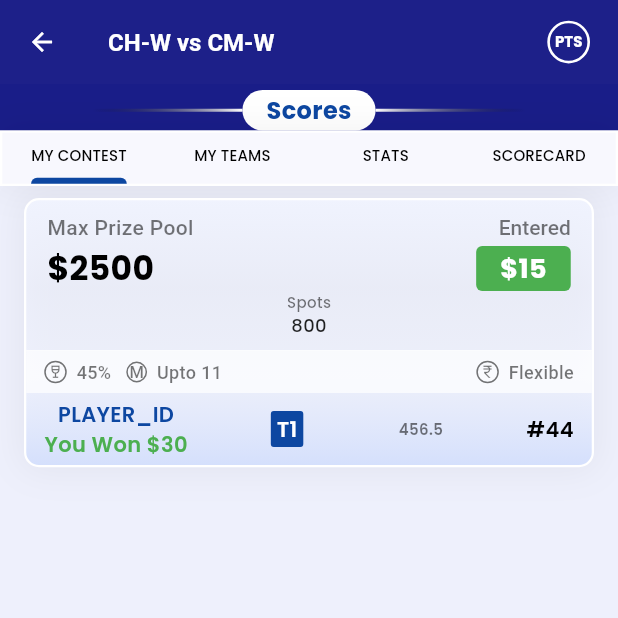
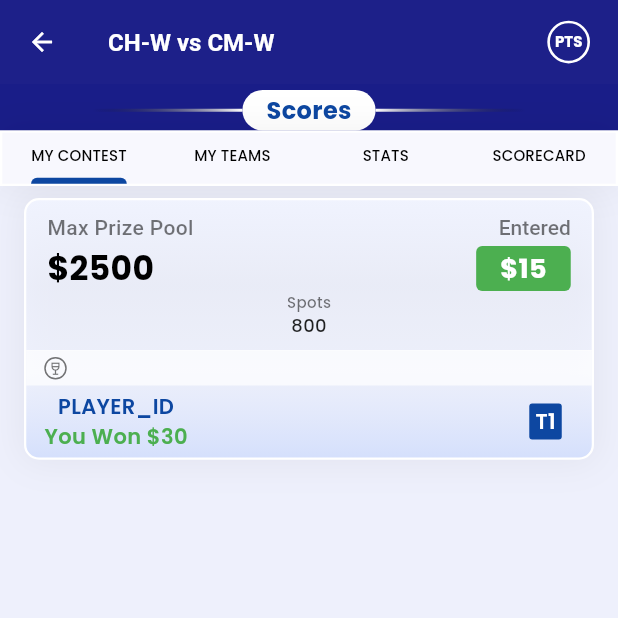
Before and after one commit to hrudayaditya/TeamX, a Flutter app: the CompleteMatchContestDetails screen opened directly, on a phone screen of 412 x 824 dp, the top half of it. Run offline on Flutter 3.47's test engine with Material 3 defaults, Android fonts, the phone set to English and light mode, and no system bars; our stand-ins replace another_flushbar, auto_size_text, flutter_secure_storage, fluttertoast, google_fonts, pinput; missing offline and left inert: borders, telephony; accounts and stored records are empty; Roboto replaces fonts that are missing (Assistant).

Commit message:
Refactor MyContestCard to include full contest details and improve layout consistency

```diff
--- a/TeamX/lib/view/fantasy/widgets/my_contest_card.dart
+++ b/TeamX/lib/view/fantasy/widgets/my_contest_card.dart
@@ -1,27 +1,29 @@
 import 'package:flutter/material.dart';
 import 'package:google_fonts/google_fonts.dart';
-
 import '../../../res/app_text_style.dart';
 import '../../../res/color.dart';
 import '../match_fantsay_page.dart';
 
 class MyContestCard extends StatelessWidget {
-  final String id; // <-- Add this
+  final String id; // Contest ID
   final int prize;
   final int entry;
   final int totalSpots;
   final int filledSpots;
   final List<Map<String, String>> teams;
   final bool isFinished;
+  final Map<String, dynamic> contest; // Full contest details
+
   MyContestCard({
     super.key,
-    required this.id, // <-- Add this
+    required this.id,
     required this.prize,
     required this.entry,
     required this.totalSpots,
     required this.filledSpots,
     required this.teams,
     required this.isFinished,
+    required this.contest,
   });
 
   @override
@@ -30,12 +32,16 @@ class MyContestCard extends StatelessWidget {
     return Container(
       margin: EdgeInsets.symmetric(vertical: 8, horizontal: 16),
       decoration: BoxDecoration(
-        gradient: LinearGradient(colors: [
+        gradient: LinearGradient(
+          colors: [
             Color(0xffd4dffc),
             Color(0xbff0f3fe),
             Color(0x80f0f3fe),
             Color(0xfff0f3fe),
-        ], begin: Alignment.bottomCenter, end: Alignment.topCenter),
+          ],
+          begin: Alignment.bottomCenter,
+          end: Alignment.topCenter,
+        ),
         color: Color(0xfff8f8fe),
         borderRadius: BorderRadius.circular(10),
         border: Border.all(width: 1.5, color: Colors.white),
@@ -48,6 +54,7 @@ class MyContestCard extends StatelessWidget {
       ),
       child: Column(
         children: [
+          // Contest summary info
           Padding(
             padding: EdgeInsets.only(top: 8, left: 14, right: 14),
             child: Column(
@@ -74,30 +81,28 @@ class MyContestCard extends StatelessWidget {
                           ),
                         ],
                       ),
-                    )
+                    ),
                   ],
                 ),
-                SizedBox(
-                  height: 2,
-                ),
+                SizedBox(height: 2),
                 Row(
                   children: [
                     Text("\$${prize}",
                         style: AppTextStyles.terniaryStyle(
                             22.0, Colors.black, FontWeight.w700)),
                     Spacer(),
+                    // Navigate to MatchFantasyPage with full contest details.
                     GestureDetector(
                       onTap: () {
                         Navigator.of(context).push(MaterialPageRoute(
                           builder: (context) => MatchFantasyPage(
                             contestId: id,
-                            contest: {}, // pass the complete contest details
+                            contest: contest,
                           ),
                         ));
                       },
                       child: Container(
-                        padding:
-                        EdgeInsets.symmetric(vertical: 2, horizontal: 16),
+                        padding: EdgeInsets.symmetric(vertical: 2, horizontal: 16),
                         decoration: BoxDecoration(
                           color: AppColors.green,
                           borderRadius: BorderRadius.circular(4),
@@ -115,31 +120,24 @@ class MyContestCard extends StatelessWidget {
                     ? spotsFillBar(width, filledSpots, totalSpots)
                     : Column(
                         children: [
-                    Text(
-                      'Spots',
+                          Text('Spots',
                               style: AppTextStyles.terniaryStyle(
-                          10, Colors.black54, FontWeight.w500),
-                    ),
-                    Text(
-                      '${totalSpots}',
+                                  10, Colors.black54, FontWeight.w500)),
+                          Text('${totalSpots}',
                               style: AppTextStyles.terniaryStyle(
-                          12, Colors.black87, FontWeight.w500),
-                    ),
+                                  12, Colors.black87, FontWeight.w500)),
                         ],
                       ),
               ],
             ),
           ),
-          SizedBox(
-            height: 8,
-          ),
+          SizedBox(height: 8),
+          // Details row
           Container(
             padding: EdgeInsets.symmetric(vertical: 4, horizontal: 12),
             decoration: BoxDecoration(
               color: Colors.white70,
-              border: Border(
-                top: BorderSide(width: 0.5, color: Colors.white),
-              ),
+              border: Border(top: BorderSide(width: 0.5, color: Colors.white)),
             ),
             child: Row(
               children: [
@@ -147,75 +145,51 @@ class MyContestCard extends StatelessWidget {
                   padding: EdgeInsets.all(1),
                   decoration: BoxDecoration(
                     shape: BoxShape.circle,
-                      border: Border.all(
-                        color: Colors.black54,
-                        width: 1,
-                      )),
-                  child: Icon(
-                    Icons.wine_bar_outlined,
-                    color: Colors.black54,
-                    size: 11,
+                    border: Border.all(color: Colors.black54, width: 1),
                   ),
+                  child: Icon(Icons.wine_bar_outlined, color: Colors.black54, size: 11),
                 ),
-                Text("  45%",
-                    style: AppTextStyles.primaryStyle(
-                        12.0, Colors.black54, FontWeight.w500)),
-                SizedBox(
-                  width: 10,
-                ),
-                Container(
-                    padding: EdgeInsets.all(1),
-                    decoration: BoxDecoration(
-                        shape: BoxShape.circle,
-                        border: Border.all(
-                          color: Colors.black54,
-                          width: 1,
-                        )),
-                    child: Text("M",
-                        style: AppTextStyles.primaryStyle(
-                            11.0, Colors.black54, FontWeight.w500))),
-                Text("  Upto 11",
-                    style: AppTextStyles.primaryStyle(
-                        12.0, Colors.black54, FontWeight.w500)),
-                Spacer(),
-                Container(
-                  padding: EdgeInsets.all(1),
-                  decoration: BoxDecoration(
-                      shape: BoxShape.circle,
-                      border: Border.all(
-                        color: Colors.black54,
-                        width: 1,
-                      )),
-                  child: Icon(
-                    Icons.currency_rupee,
-                    color: Colors.black54,
-                    size: 11,
-                  ),
-                ),
-                Text("  Flexible",
-                    style: AppTextStyles.primaryStyle(
-                        12.0, Colors.black54, FontWeight.w500)),
+                // Text("  45%",
+                //     style: AppTextStyles.primaryStyle(12.0, Colors.black54, FontWeight.w500)),
+                // SizedBox(width: 10),
+                // Container(
+                //   padding: EdgeInsets.all(1),
+                //   decoration: BoxDecoration(
+                //     shape: BoxShape.circle,
+                //     border: Border.all(color: Colors.black54, width: 1),
+                //   ),
+                //   child: Text("M",
+                //       style: AppTextStyles.primaryStyle(11.0, Colors.black54, FontWeight.w500)),
+                // ),
+                // Text("  Upto 11",
+                //     style: AppTextStyles.primaryStyle(12.0, Colors.black54, FontWeight.w500)),
+                // Spacer(),
+                // Container(
+                //   padding: EdgeInsets.all(1),
+                //   decoration: BoxDecoration(
+                //     shape: BoxShape.circle,
+                //     border: Border.all(color: Colors.black54, width: 1),
+                //   ),
+                //   child: Icon(Icons.currency_rupee, color: Colors.black54, size: 11),
+                // ),
+                // Text("  Flexible",
+                //     style: AppTextStyles.primaryStyle(12.0, Colors.black54, FontWeight.w500)),
               ],
             ),
           ),
+          // Teams expansion tile
           !isFinished
-              ? Container(
-            child: ExpansionTile(
+              ? ExpansionTile(
                   shape: Border.all(width: 0, color: Colors.transparent),
-              collapsedShape:
-              Border.all(width: 0, color: Colors.transparent),
+                  collapsedShape: Border.all(width: 0, color: Colors.transparent),
                   iconColor: Colors.black,
                   collapsedIconColor: Colors.black,
                   title: Column(
-                mainAxisAlignment: MainAxisAlignment.start,
                     crossAxisAlignment: CrossAxisAlignment.start,
                     children: [
                       Text("Joined with ${teams.length} Team(s)",
-                      style: AppTextStyles.terniaryStyle(
-                          14, Colors.black87, FontWeight.w500)),
-                  SizedBox(
-                    height: 4,
-                  ),
+                          style: AppTextStyles.terniaryStyle(14, Colors.black87, FontWeight.w500)),
+                      SizedBox(height: 4),
                       Container(
                         height: 23,
                         child: ListView.builder(
@@ -223,8 +197,7 @@ class MyContestCard extends StatelessWidget {
                           itemCount: teams.length,
                           itemBuilder: (context, index) {
                             return Container(
-                            padding: EdgeInsets.symmetric(
-                                vertical: 2, horizontal: 4),
+                              padding: EdgeInsets.symmetric(vertical: 2, horizontal: 4),
                               margin: EdgeInsets.only(right: 8),
                               decoration: BoxDecoration(
                                 color: AppColors.primaryColor,
@@ -232,14 +205,11 @@ class MyContestCard extends StatelessWidget {
                               ),
                               child: Text(
                                 "T${index + 1}",
-                              style: AppTextStyles.terniaryStyle(
-                                14,
-                                Colors.white,
-                                FontWeight.w600,
-                              ),
+                                style: AppTextStyles.terniaryStyle(14, Colors.white, FontWeight.w600),
                               ),
                             );
-                        }),
+                          },
+                        ),
                       ),
                     ],
                   ),
@@ -251,17 +221,16 @@ class MyContestCard extends StatelessWidget {
                         return myContestCardTeamTile(
                           index,
                           teams[index]['captain']!,
-                          teams[index]['viceCaptain']!);
-                    }),
-                SizedBox(
-                  height: 10,
-                )
+                          teams[index]['viceCaptain']!,
+                        );
+                      },
+                    ),
+                    SizedBox(height: 10),
                   ],
-            ),
                 )
               : SizedBox(),
+          // Footer row
           Container(
-            // height: 4,
             padding: EdgeInsets.symmetric(horizontal: 12, vertical: 4),
             alignment: Alignment.center,
             child: Row(
@@ -269,16 +238,10 @@ class MyContestCard extends StatelessWidget {
               children: [
                 Column(
                   children: [
-                    Text(
-                      'PLAYER_ID',
-                      style: AppTextStyles.terniaryStyle(
-                          14, AppColors.primaryColor, FontWeight.w600),
-                    ),
-                    Text(
-                      'You Won \$30',
-                      style: AppTextStyles.terniaryStyle(
-                          14, AppColors.green, FontWeight.w600),
-                    ),
+                    Text('PLAYER_ID',
+                        style: AppTextStyles.terniaryStyle(14, AppColors.primaryColor, FontWeight.w600)),
+                    Text('You Won \$30',
+                        style: AppTextStyles.terniaryStyle(14, AppColors.green, FontWeight.w600)),
                   ],
                 ),
                 Container(
@@ -288,53 +251,35 @@ class MyContestCard extends StatelessWidget {
                     color: AppColors.primaryColor,
                     borderRadius: BorderRadius.circular(2),
                   ),
-                  child: Text(
-                    "T1",
-                    style: AppTextStyles.terniaryStyle(
-                      14,
-                      Colors.white,
-                      FontWeight.w600,
+                  child: Text("T1",
+                      style: AppTextStyles.terniaryStyle(14, Colors.white, FontWeight.w600)),
                 ),
-                  ),
-                ),
-                Text(
-                  "456.5",
-                  style: AppTextStyles.terniaryStyle(
-                    10,
-                    Colors.black54,
-                    FontWeight.w600,
-                  ),
-                ),
-                Text(
-                  '#44',
-                  style: AppTextStyles.terniaryStyle(
-                      14, AppColors.black, FontWeight.w600),
-                ),
+                // Text("456.5",
+                //     style: AppTextStyles.terniaryStyle(10, Colors.black54, FontWeight.w600)),
+                // Text('#44', style: AppTextStyles.terniaryStyle(14, AppColors.black, FontWeight.w600)),
               ],
             ),
           ),
-          !isFinished
-              ? Container(
-            margin: EdgeInsets.symmetric(horizontal: 14, vertical: 10),
-            height: 40,
-            decoration: BoxDecoration(
-                borderRadius: BorderRadius.circular(12),
-                border:
-                Border.all(color: AppColors.primaryColor, width: 1)),
-            alignment: Alignment.center,
-            child: Text(
-              'Add a new Team',
-              style: AppTextStyles.terniaryStyle(
-                  14, AppColors.primaryColor, FontWeight.w600),
-            ),
-          )
-              : SizedBox(),
+          // !isFinished
+          //     ? Container(
+          //         margin: EdgeInsets.symmetric(horizontal: 14, vertical: 10),
+          //         height: 40,
+          //         decoration: BoxDecoration(
+          //             borderRadius: BorderRadius.circular(12),
+          //             border: Border.all(color: AppColors.primaryColor, width: 1)),
+          //         alignment: Alignment.center,
+          //         child: Text(
+          //           'Add a new Team',
+          //           style: AppTextStyles.terniaryStyle(14, AppColors.primaryColor, FontWeight.w600),
+          //         ),
+          //       )
+          //     : SizedBox(),
         ],
       ),
     );
   }
 
-  Container myContestCardTeamTile(int index, String C, String VC) {
+  Container myContestCardTeamTile(int index, String captain, String viceCaptain) {
     return Container(
       margin: EdgeInsets.only(top: 10),
       padding: EdgeInsets.symmetric(horizontal: 14, vertical: 6),
@@ -346,14 +291,9 @@ class MyContestCard extends StatelessWidget {
           Row(
             children: [
               Text("Team ${index + 1}",
-                  style: AppTextStyles.terniaryStyle(
-                      14, Colors.black, FontWeight.w600)),
+                  style: AppTextStyles.terniaryStyle(14, Colors.black, FontWeight.w600)),
               Spacer(),
-              Icon(
-                Icons.edit_rounded,
-                size: 18,
-                color: Colors.black,
-              ),
+              // Icon(Icons.edit_rounded, size: 18, color: Colors.black),
             ],
           ),
           Row(
@@ -362,37 +302,31 @@ class MyContestCard extends StatelessWidget {
                 textAlign: TextAlign.start,
                 text: TextSpan(
                   text: 'Captain ',
-                  style: AppTextStyles.primaryStyle(
-                      14.0, Colors.black54, FontWeight.w500),
+                  style: AppTextStyles.primaryStyle(14.0, Colors.black54, FontWeight.w500),
                   children: <TextSpan>[
                     TextSpan(
-                      text: '\n${C}',
-                      style: AppTextStyles.terniaryStyle(
-                          16, Colors.black, FontWeight.w600),
+                      text: '\n${captain}',
+                      style: AppTextStyles.terniaryStyle(16, Colors.black, FontWeight.w600),
                     ),
                   ],
                 ),
               ),
-              SizedBox(
-                width: 18,
-              ),
+              SizedBox(width: 18),
               RichText(
                 textAlign: TextAlign.start,
                 text: TextSpan(
                   text: 'Vice Captain ',
-                  style: AppTextStyles.primaryStyle(
-                      14.0, Colors.black54, FontWeight.w500),
+                  style: AppTextStyles.primaryStyle(14.0, Colors.black54, FontWeight.w500),
                   children: <TextSpan>[
                     TextSpan(
-                      text: '\n${VC}',
-                      style: AppTextStyles.terniaryStyle(
-                          16, Colors.black, FontWeight.w600),
+                      text: '\n${viceCaptain}',
+                      style: AppTextStyles.terniaryStyle(16, Colors.black, FontWeight.w600),
                     ),
                   ],
                 ),
               ),
             ],
-          )
+          ),
         ],
       ),
     );
@@ -425,12 +359,10 @@ class MyContestCard extends StatelessWidget {
         Row(
           children: [
             Text("${filled} spots left",
-                style: AppTextStyles.primaryStyle(
-                    14.0, Color(0x80191d88), FontWeight.w500)),
+                style: AppTextStyles.primaryStyle(14.0, Color(0x80191d88), FontWeight.w500)),
             Spacer(),
             Text("${totalSpots} spots",
-                style: AppTextStyles.primaryStyle(
-                    14.0, Colors.black54, FontWeight.w500)),
+                style: AppTextStyles.primaryStyle(14.0, Colors.black54, FontWeight.w500)),
           ],
         ),
       ],
```
Lines whose indentation alone changed are shown as unchanged.
